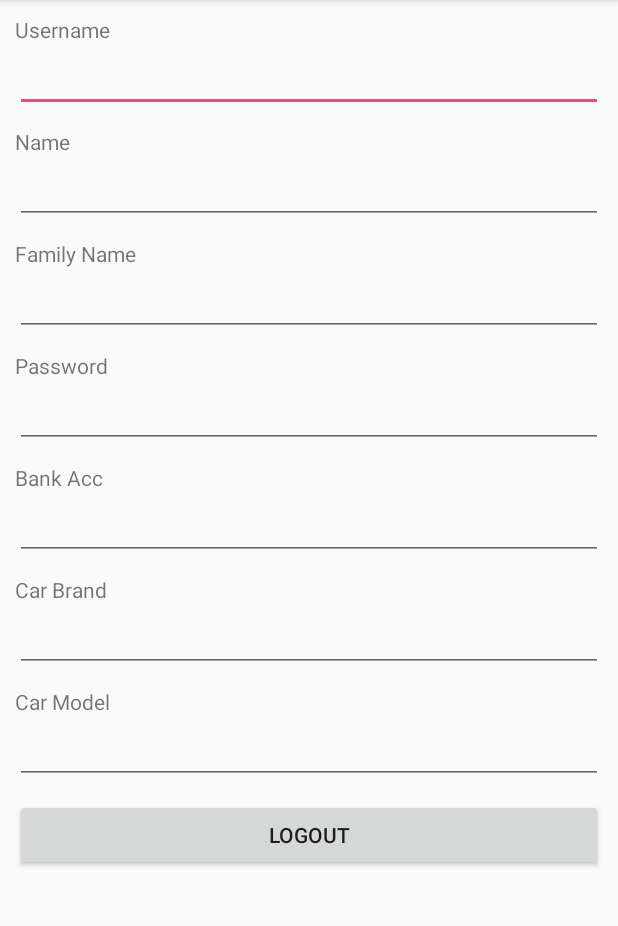
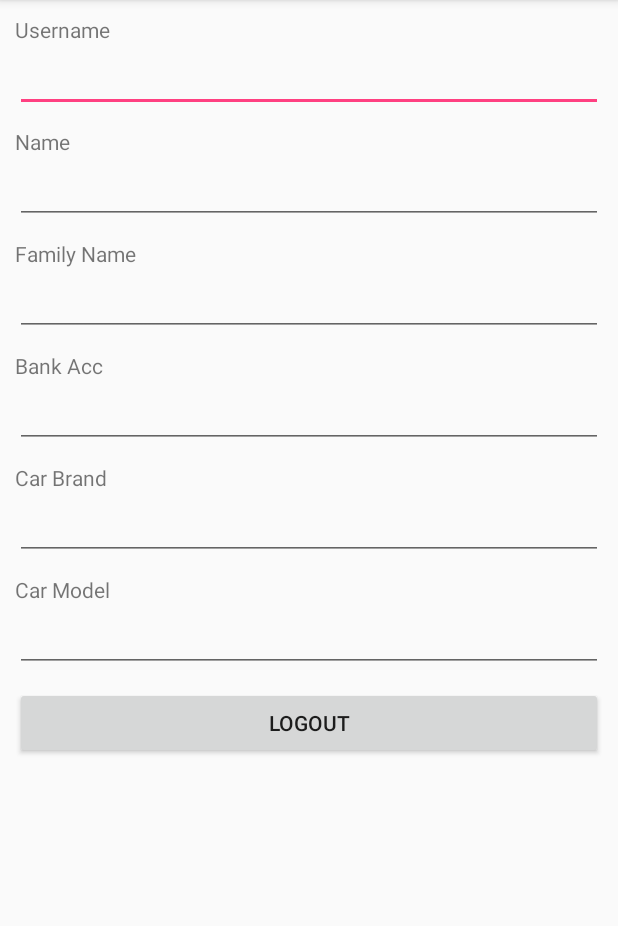
Before and after one commit to LaurynasSlimas/App-ParkingSystem, an Android app: the screen it shows after launch (MainActivity), on a phone screen of 412 x 824 dp, the part 84-1010 px from its top. Run offline under Robolectric (Android 15) with nearby library versions, the phone set to English and light mode, and no system bars.

Commit message:
Add files via upload

```diff
--- a/app/src/main/res/layout/activity_main.xml
+++ b/app/src/main/res/layout/activity_main.xml
@@ -47,17 +47,7 @@
                 android:layout_marginBottom="10dp"
                 android:layout_height="wrap_content" />
 
-            <TextView
-                android:layout_width="wrap_content"
-                android:text="Password"
-                android:layout_height="wrap_content" />
 
-            <EditText
-                android:id="@+id/etPassword"
-                android:layout_width="match_parent"
-                android:layout_marginBottom="10dp"
-                android:inputType="textPassword"
-                android:layout_height="wrap_content" />
 
             <TextView
                 android:layout_width="wrap_content"
--- a/app/src/main/res/layout/activity_register.xml
+++ b/app/src/main/res/layout/activity_register.xml
@@ -31,7 +31,7 @@
                 android:layout_height="wrap_content" />
 
             <EditText
-                android:id="@+id/Name"
+                android:id="@+id/etName"
                 android:layout_width="match_parent"
                 android:layout_marginBottom="10dp"
                 android:layout_height="wrap_content" />
```
